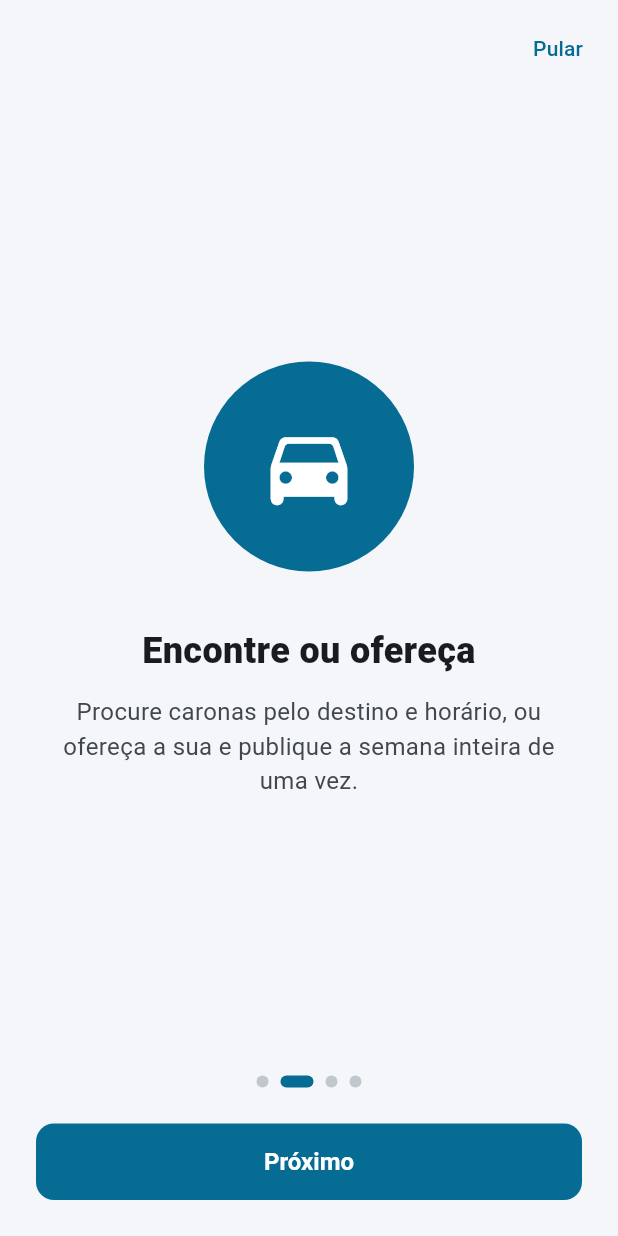
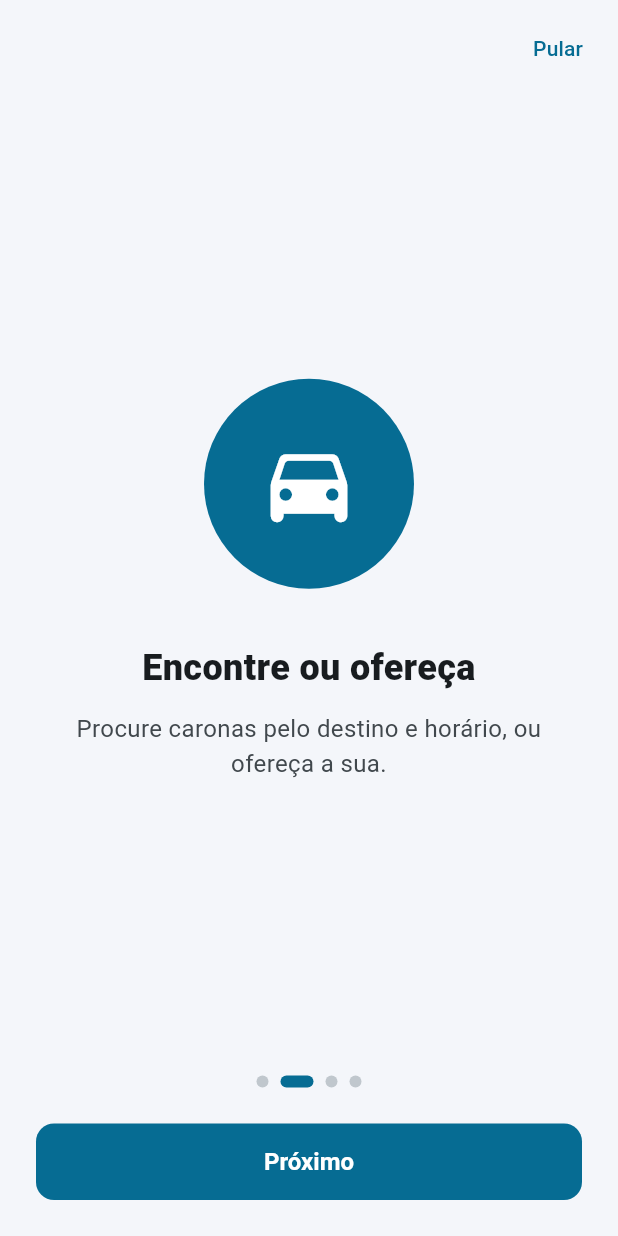
Before and after one commit to ErickSpohr/Uri-move, a Flutter app: the screen it shows after launch, swiped to page 2, on a phone screen of 412 x 824 dp. Run offline on Flutter 3.47's test engine with Material 3 defaults, Android fonts, the phone set to English and light mode, and no system bars; our stand-ins replace firebase_core, firebase_messaging, flutter_map, geolocator, latlong2, shared_preferences and 1 more; missing offline and left inert: dart:js_interop; accounts and stored records are empty.

Commit message:
Apresentação: texto da tela 2 mais curto (#29)
Claude-Session: https://claude.ai/code/session_012U4Cq4ZDJyZ6f92nyPHt69

Co-authored-by: ErickSpohr <ErickSpohr@users.noreply.github.com>
Co-authored-by: Claude Opus 5.5 <noreply@anthropic.com>

```diff
--- a/front/lib/screens/onboarding_screen.dart
+++ b/front/lib/screens/onboarding_screen.dart
@@ -30,8 +30,7 @@ class _OnboardingScreenState extends State<OnboardingScreen> {
     (
       Icons.directions_car_rounded,
       'Encontre ou ofereça',
-      'Procure caronas pelo destino e horário, ou ofereça a sua e publique '
-          'a semana inteira de uma vez.',
+      'Procure caronas pelo destino e horário, ou ofereça a sua.',
     ),
     (
       Icons.local_gas_station_rounded,
```
